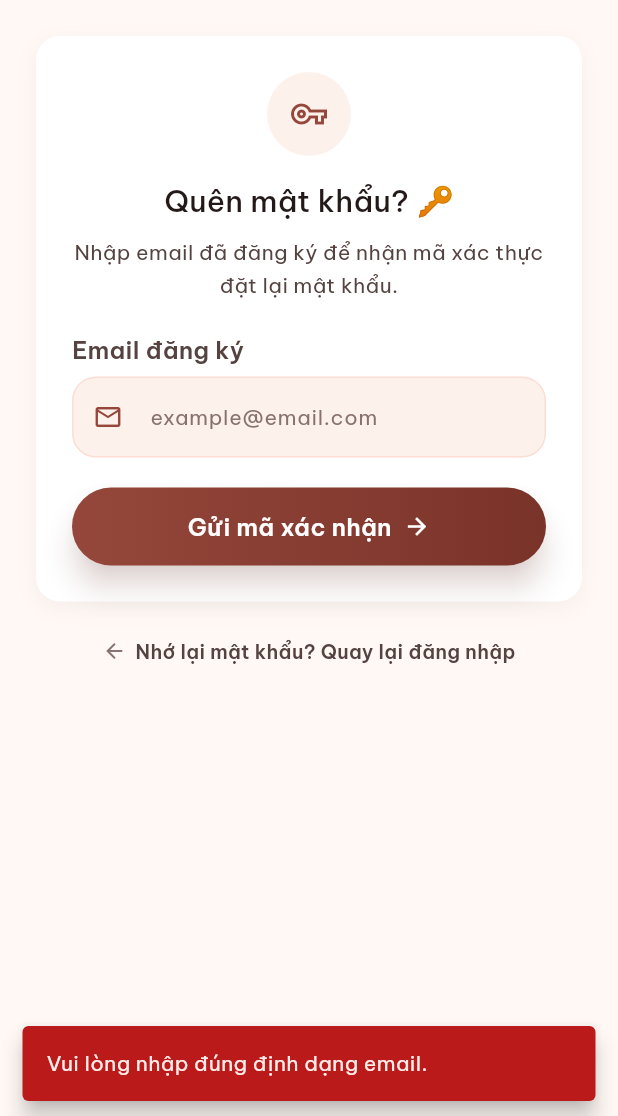
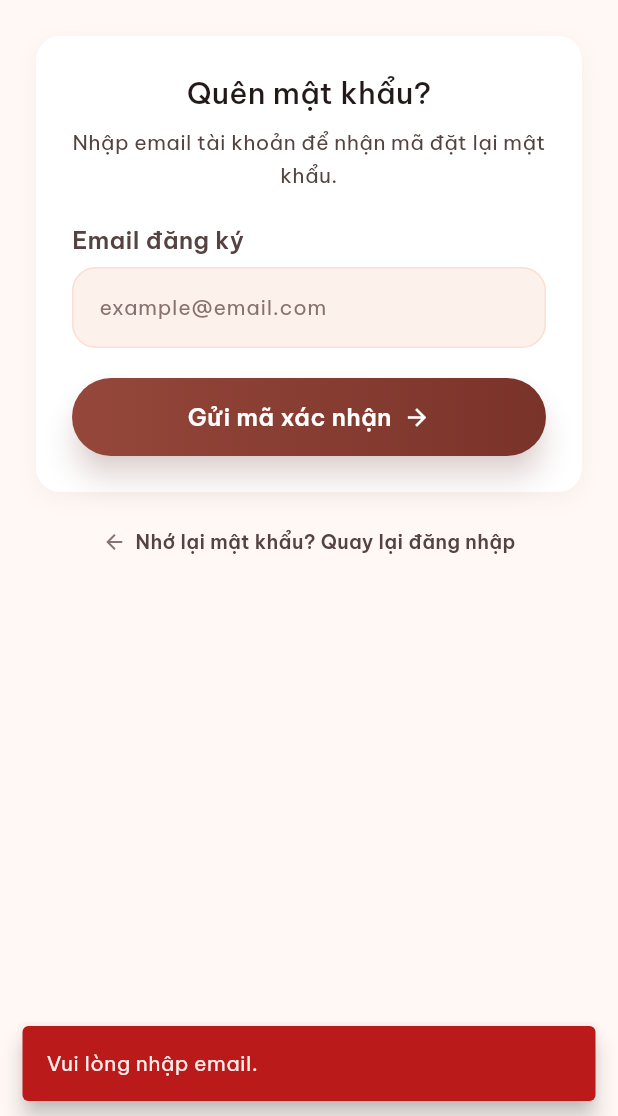
Before and after one commit to Lvhai2k5/FrontendMobile-FinancialManagement, a Flutter app: the ForgotPasswordScreen screen opened by its route, after a tap on "Gửi mã xác nhận", on a phone screen of 412 x 824 dp, the part 120-1236 px from its top. Run offline on Flutter 3.47's test engine with Material 3 defaults, Android fonts, the phone set to English and light mode, and no system bars; our stand-ins replace dio, flutter_secure_storage, google_sign_in, speech_to_text; accounts and stored records are empty.

Commit message:
feat(mobile): chinh sua giao dien quen mat khau, gui OTP

```diff
--- a/lib/api/auth_api.dart
+++ b/lib/api/auth_api.dart
@@ -6,6 +6,11 @@ import '../models/auth_model.dart';
 class AuthApi {
   Future<AuthResponse> login(LoginRequest request) async {
     final res = await apiClient.post('/auth/login', data: request.toJson());
+    return AuthResponse.fromJson(res.data as Map<String, dynamic>);
+  }
+
+  Future<AuthResponse> loginWithGoogle(GoogleLoginRequest request) async {
+    final res = await apiClient.post('/auth/google', data: request.toJson());
     return AuthResponse.fromJson(res.data as Map<String, dynamic>);
   }
 
--- a/lib/config/env.dart
+++ b/lib/config/env.dart
@@ -5,7 +5,12 @@ import 'package:flutter/foundation.dart' show kIsWeb;
 class Env {
   static const String apiBaseUrl = String.fromEnvironment(
     'API_BASE_URL',
-    defaultValue:
-        kIsWeb ? 'http://localhost:8081/api/v1' : 'http:// 192.168.32.211:8081/api/v1',
+    defaultValue: kIsWeb
+        ? 'http://localhost:8081/api/v1'
+        : 'http://192.168.32.211:8081/api/v1',
   );
+
+  /// Web OAuth client ID được backend dùng làm audience khi xác minh ID token.
+  static const String googleServerClientId =
+      String.fromEnvironment('GOOGLE_SERVER_CLIENT_ID');
 }
--- a/lib/models/auth_model.dart
+++ b/lib/models/auth_model.dart
@@ -11,6 +11,14 @@ class LoginRequest {
         'username': username,
         'password': password,
       };
+}
+
+class GoogleLoginRequest {
+  GoogleLoginRequest({required this.idToken});
+
+  final String idToken;
+
+  Map<String, dynamic> toJson() => {'idToken': idToken};
 }
 
 /// Response trả về từ `POST /api/v1/auth/login` — cặp access/refresh token
--- a/lib/screens/forgot_password/forgot_password_screen.dart
+++ b/lib/screens/forgot_password/forgot_password_screen.dart
@@ -4,13 +4,12 @@ import 'package:provider/provider.dart';
 import '../../config/theme.dart';
 import '../../providers/auth_provider.dart';
 import '../../routes/app_routes.dart';
+import '../../utils/registration_validators.dart';
 import '../../widgets/common/app_button.dart';
 import '../../widgets/common/app_text_field.dart';
 import '../otp/otp_verify_screen.dart';
 
-/// Bước 1 của luồng Quên mật khẩu: nhập email đã đăng ký để nhận OTP. Backend
-/// chưa có endpoint gửi OTP quên mật khẩu — bấm gửi sẽ chuyển thẳng sang màn
-/// OTP (mã demo cố định, xem `OtpVerifyScreen`).
+/// Bước 1 của luồng quên mật khẩu: yêu cầu backend gửi OTP qua email.
 class ForgotPasswordScreen extends StatefulWidget {
   const ForgotPasswordScreen({super.key});
 
@@ -30,14 +29,13 @@ class _ForgotPasswordScreenState extends State<ForgotPasswordScreen> {
 
   Future<void> _handleSend() async {
     final email = _emailController.text.trim();
-    if (email.isEmpty || !email.contains('@')) {
-      ScaffoldMessenger.of(context).showSnackBar(
-        const SnackBar(
-          content: Text('Vui lòng nhập đúng định dạng email.'),
-          behavior: SnackBarBehavior.floating,
-          backgroundColor: AppColors.error,
-        ),
-      );
+    final validationError = RegistrationValidators.email(email);
+    if (validationError != null) {
+      ScaffoldMessenger.of(context).showSnackBar(SnackBar(
+        content: Text(validationError),
+        behavior: SnackBarBehavior.floating,
+        backgroundColor: AppColors.error,
+      ));
       return;
     }
     final error =
@@ -62,6 +60,7 @@ class _ForgotPasswordScreenState extends State<ForgotPasswordScreen> {
 
   @override
   Widget build(BuildContext context) {
+    final loading = context.watch<AuthProvider>().loading;
     return Scaffold(
       backgroundColor: AppColors.background,
       body: SafeArea(
@@ -101,21 +100,10 @@ class _ForgotPasswordScreenState extends State<ForgotPasswordScreen> {
                 ),
                 child: Column(
                   children: [
-                    Container(
-                      width: 56,
-                      height: 56,
-                      decoration: const BoxDecoration(
-                        color: AppColors.surfaceContainerLow,
-                        shape: BoxShape.circle,
-                      ),
-                      child: Icon(Icons.vpn_key_outlined,
-                          color: AppColors.primary),
-                    ),
-                    const SizedBox(height: 16),
-                    Text('Quên mật khẩu? 🔑', style: AppTypography.headlineSm),
+                    Text('Quên mật khẩu?', style: AppTypography.headlineSm),
                     const SizedBox(height: 8),
                     Text(
-                      'Nhập email đã đăng ký để nhận mã xác thực đặt lại mật khẩu.',
+                      'Nhập email tài khoản để nhận mã đặt lại mật khẩu.',
                       textAlign: TextAlign.center,
                       style: AppTypography.bodyMd
                           .copyWith(color: AppColors.onSurfaceVariant),
@@ -125,16 +113,16 @@ class _ForgotPasswordScreenState extends State<ForgotPasswordScreen> {
                       label: 'Email đăng ký',
                       controller: _emailController,
                       hintText: 'example@email.com',
-                      prefixIcon: Icons.mail_outline,
+                      prefixIcon: null,
                       keyboardType: TextInputType.emailAddress,
                       autofillHints: const [AutofillHints.email],
                     ),
                     const SizedBox(height: 20),
                     AppButton(
-                      label: 'Gửi mã xác nhận',
+                      label: loading ? 'Đang gửi mã...' : 'Gửi mã xác nhận',
                       trailingIcon: Icons.arrow_forward,
                       backgroundColor: AppColors.primaryContainer,
-                      onPressed: _handleSend,
+                      onPressed: loading ? () {} : _handleSend,
                     ),
                     if (_sent) ...[
                       const SizedBox(height: 12),
@@ -153,7 +141,7 @@ class _ForgotPasswordScreenState extends State<ForgotPasswordScreen> {
                             const SizedBox(width: 8),
                             Expanded(
                               child: Text(
-                                'Đã gửi mã thành công! Vui lòng kiểm tra hộp thư.',
+                              'Nếu email có tài khoản, mã sẽ được gửi. Hãy kiểm tra cả mục Thư rác.',
                                 style: AppTypography.bodySm.copyWith(
                                     color: AppColors.onSurfaceVariant),
                               ),
@@ -168,11 +156,12 @@ class _ForgotPasswordScreenState extends State<ForgotPasswordScreen> {
               const SizedBox(height: 24),
               GestureDetector(
                 onTap: () => Navigator.of(context).maybePop(),
-                child: Row(
-                  mainAxisAlignment: MainAxisAlignment.center,
+                child: Wrap(
+                  alignment: WrapAlignment.center,
+                  crossAxisAlignment: WrapCrossAlignment.center,
+                  spacing: 6,
                   children: [
                     Icon(Icons.arrow_back, size: 16, color: AppColors.outline),
-                    const SizedBox(width: 6),
                     Text('Nhớ lại mật khẩu? Quay lại đăng nhập',
                         style: AppTypography.labelMd
                             .copyWith(color: AppColors.onSurfaceVariant)),
--- a/lib/screens/register/register_screen.dart
+++ b/lib/screens/register/register_screen.dart
@@ -144,10 +144,10 @@ class _RegisterScreenState extends State<RegisterScreen> {
                       ),
                       const SizedBox(height: 16),
                       AppTextField(
-                        label: 'Gmail',
-                        validator: RegistrationValidators.gmail,
+                        label: 'Email',
+                        validator: RegistrationValidators.email,
                         controller: _emailController,
-                        hintText: 'ten@gmail.com',
+                        hintText: 'ten@example.com',
                         prefixIcon: Icons.mail_outline,
                         keyboardType: TextInputType.emailAddress,
                         autofillHints: const [AutofillHints.email],
--- a/lib/screens/reset_password/reset_password_screen.dart
+++ b/lib/screens/reset_password/reset_password_screen.dart
@@ -96,6 +96,7 @@ class _ResetPasswordScreenState extends State<ResetPasswordScreen> {
 
   @override
   Widget build(BuildContext context) {
+    final loading = context.watch<AuthProvider>().loading;
     return Scaffold(
       backgroundColor: AppColors.background,
       body: SafeArea(
@@ -155,10 +156,10 @@ class _ResetPasswordScreenState extends State<ResetPasswordScreen> {
                     ),
                     const SizedBox(height: 20),
                     AppButton(
-                      label: 'Lưu mật khẩu mới',
+                      label: loading ? 'Đang cập nhật...' : 'Lưu mật khẩu mới',
                       trailingIcon: Icons.check,
                       backgroundColor: AppColors.primaryContainer,
-                      onPressed: _handleSubmit,
+                      onPressed: loading ? () {} : _handleSubmit,
                     ),
                   ],
                 ),
--- /dev/null
+++ b/lib/services/google_identity_provider.dart
@@ -0,0 +1,35 @@
+import 'package:google_sign_in/google_sign_in.dart';
+
+import '../config/env.dart';
+
+abstract interface class GoogleIdentityProvider {
+  Future<String?> getIdToken();
+}
+
+class GoogleAuthConfigurationException implements Exception {
+  const GoogleAuthConfigurationException();
+}
+
+class GoogleSignInIdentityProvider implements GoogleIdentityProvider {
+  GoogleSignInIdentityProvider({GoogleSignIn? googleSignIn})
+      : _googleSignIn = googleSignIn ?? GoogleSignIn.instance;
+
+  final GoogleSignIn _googleSignIn;
+  static Future<void>? _initialization;
+
+  @override
+  Future<String?> getIdToken() async {
+    final clientId = Env.googleServerClientId.trim();
+    if (clientId.isEmpty) throw const GoogleAuthConfigurationException();
+
+    _initialization ??= _googleSignIn.initialize(serverClientId: clientId);
+    await _initialization;
+
+    if (!_googleSignIn.supportsAuthenticate()) {
+      throw const GoogleAuthConfigurationException();
+    }
+
+    final account = await _googleSignIn.authenticate();
+    return account.authentication.idToken;
+  }
+}
--- a/lib/utils/registration_validators.dart
+++ b/lib/utils/registration_validators.dart
@@ -43,6 +43,32 @@ class RegistrationValidators {
     return null;
   }
 
+  static String? email(String? value) {
+    final email = (value ?? '').trim();
+    if (email.isEmpty) return 'Vui lòng nhập email.';
+    final parts = email.split('@');
+    if (email.length > 254 ||
+        parts.length != 2 ||
+        parts[0].isEmpty ||
+        parts[0].length > 64 ||
+        parts[0].startsWith('.') ||
+        parts[0].endsWith('.') ||
+        parts[0].contains('..') ||
+        !RegExp(r"^[A-Za-z0-9!#$%&'*+/=?^_`{|}~.-]+$").hasMatch(parts[0])) {
+      return 'Email không đúng định dạng.';
+    }
+    final labels = parts[1].split('.');
+    if (labels.length < 2 ||
+        labels.last.length < 2 ||
+        parts[1].length > 253 ||
+        labels.any((label) =>
+            !RegExp(r'^[A-Za-z0-9](?:[A-Za-z0-9-]{0,61}[A-Za-z0-9])?$')
+                .hasMatch(label))) {
+      return 'Email không đúng định dạng.';
+    }
+    return null;
+  }
+
   static String normalizePhone(String value) {
     final phone = value.replaceAll(RegExp(r'[\s().-]'), '');
     return phone.startsWith('+84') ? '0${phone.substring(3)}' : phone;
--- a/lib/widgets/common/app_text_field.dart
+++ b/lib/widgets/common/app_text_field.dart
@@ -26,7 +26,7 @@ class AppTextField extends StatelessWidget {
   final String label;
   final TextEditingController controller;
   final String hintText;
-  final IconData prefixIcon;
+  final IconData? prefixIcon;
   final bool obscureText;
   final VoidCallback? onToggleObscure;
   final TextInputType? keyboardType;
@@ -68,7 +68,9 @@ class AppTextField extends StatelessWidget {
             hintStyle: AppTypography.bodyMd.copyWith(color: AppColors.outline),
             filled: true,
             fillColor: AppColors.surfaceContainerLow,
-            prefixIcon: Icon(prefixIcon, size: 20, color: AppColors.primary),
+            prefixIcon: prefixIcon == null
+                ? null
+                : Icon(prefixIcon, size: 20, color: AppColors.primary),
             suffixText: suffixText,
             suffixStyle: AppTypography.titleSm.copyWith(color: AppColors.primary),
             suffixIcon: onToggleObscure == null
--- a/pubspec.yaml
+++ b/pubspec.yaml
@@ -43,6 +43,8 @@ dependencies:
   dio: ^5.7.0
   # Lưu token nhạy cảm (không dùng SharedPreferences)
   flutter_secure_storage: ^9.2.2
+  # OAuth ID token cho luồng đăng nhập Google.
+  google_sign_in: ^7.2.0
   # Font Outfit + Plus Jakarta Sans theo design system
   google_fonts: ^6.3.3
   # Ghi chi tiêu bằng giọng nói: STT native tiếng Việt trên thiết bị
```
Also changed, not shown: lib/providers/auth_provider.dart (+74 -18 lines), lib/screens/login/login_screen.dart (+21 -13 lines), lib/screens/otp/otp_verify_screen.dart (+28 -32 lines), lib/widgets/common/otp_input.dart (+19 -4 lines), pubspec.lock, 4 other files.
